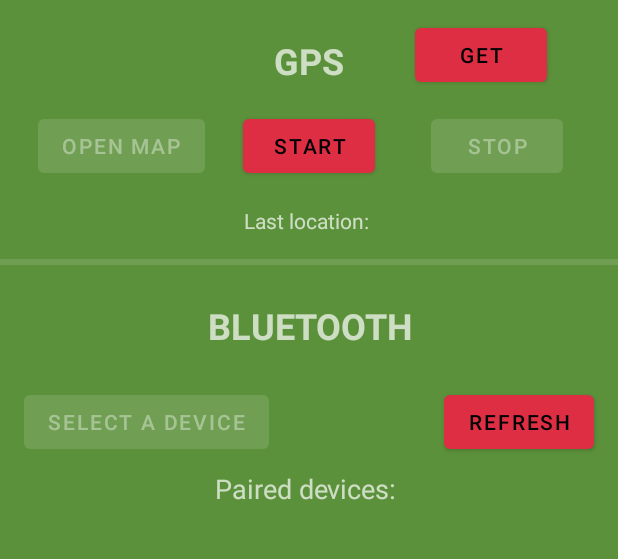
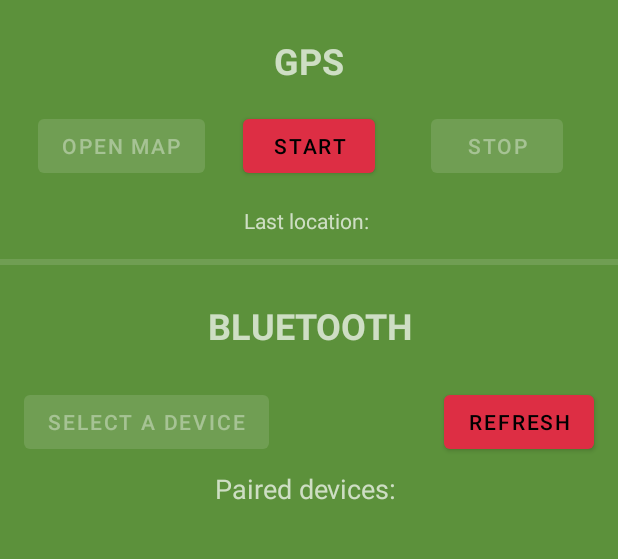
Before and after one commit to Cuke7/golfing-companion, an Android app: the screen it shows after launch (MainActivity), on a phone screen of 412 x 824 dp, the part 84-643 px from its top. Run offline under Robolectric (Android 15) with nearby library versions, the phone set to English and light mode, and no system bars; 1 statement that could not run was skipped.

Commit message:
"Improved location"

```diff
--- a/LocationUpdatesForegroundService_GPS_BLUETOOTH_V3/app/src/main/java/com/google/android/gms/location/sample/locationupdatesforegroundservice/LocationUpdatesService.java
+++ b/LocationUpdatesForegroundService_GPS_BLUETOOTH_V3/app/src/main/java/com/google/android/gms/location/sample/locationupdatesforegroundservice/LocationUpdatesService.java
@@ -85,14 +85,14 @@ public class LocationUpdatesService extends Service {
     /**
      * The desired interval for location updates. Inexact. Updates may be more or less frequent.
      */
-    private static final long UPDATE_INTERVAL_IN_MILLISECONDS = 10000;
+    private static final long UPDATE_INTERVAL_IN_MILLISECONDS = 5000;
 
     /**
      * The fastest rate for active location updates. Updates will never be more frequent
      * than this value.
      */
     private static final long FASTEST_UPDATE_INTERVAL_IN_MILLISECONDS =
-            UPDATE_INTERVAL_IN_MILLISECONDS / 2;
+            UPDATE_INTERVAL_IN_MILLISECONDS / 1;
 
     /**
      * The identifier for the notification displayed for the foreground service.
--- a/LocationUpdatesForegroundService_GPS_BLUETOOTH_V3/app/src/main/res/layout/activity_main.xml
+++ b/LocationUpdatesForegroundService_GPS_BLUETOOTH_V3/app/src/main/res/layout/activity_main.xml
@@ -63,7 +63,7 @@
         android:layout_height="wrap_content"
         android:shadowColor="#504D4D"
         android:text="GET"
-        android:visibility="visible"
+        android:visibility="invisible"
         app:layout_constraintBottom_toTopOf="@+id/remove_location_updates_button"
         app:layout_constraintEnd_toEndOf="parent"
         app:layout_constraintStart_toEndOf="@+id/textView"
```
